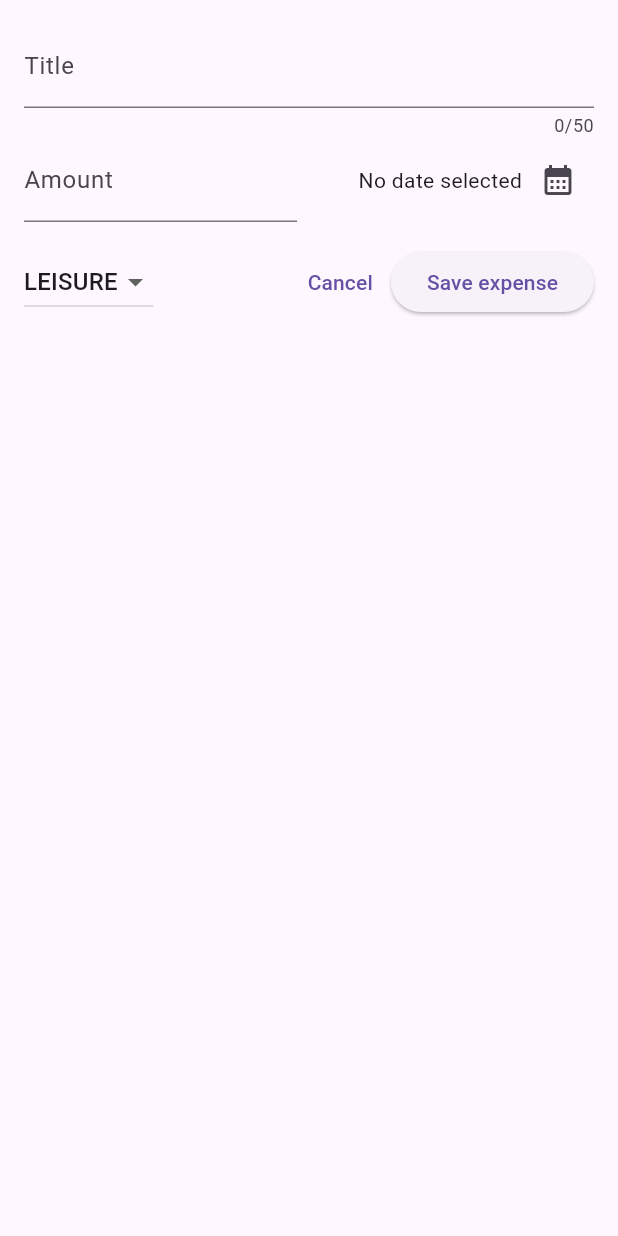
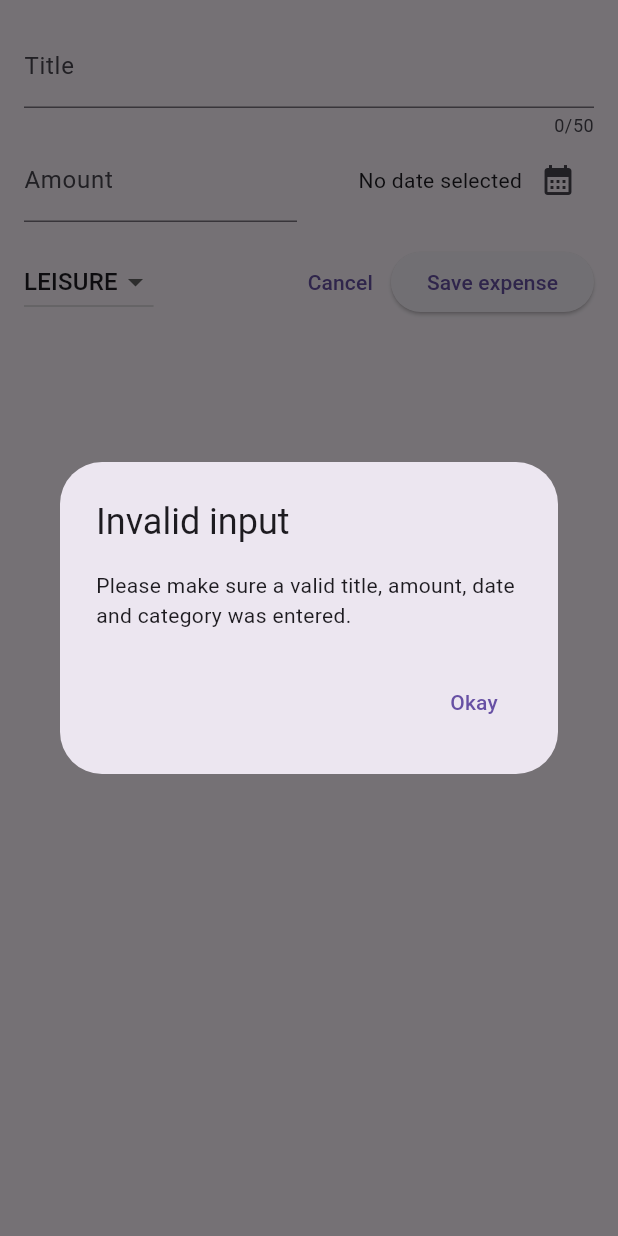
Before and after one commit to deepBn/expense_tracker, a Flutter app: the NewExpense widget shown alone on an empty page, opened directly, after a tap on "Save expense", on a phone screen of 412 x 824 dp. Run offline on Flutter 3.47's test engine with Material 2 defaults, Android fonts, the phone set to English and light mode, and no system bars.

Commit message:
Validating user inputs

```diff
--- a/lib/widgets/new_expense.dart
+++ b/lib/widgets/new_expense.dart
@@ -32,6 +32,32 @@ class _NewExpenseState extends State<NewExpense> {
     setState(() {
       _selectedDate = pickedDate;
     });
+  }
+
+  void _submitExpenseData() {
+    final enteredAmount = double.tryParse(_amountController.text);
+    final amountIsInvalid = enteredAmount == null || enteredAmount <= 0;
+    if (_titleController.text.trim().isEmpty ||
+        amountIsInvalid ||
+        _selectedDate == null) {
+      showDialog(
+        context: context,
+        builder: (ctx) => AlertDialog(
+          title: const Text('Invalid input'),
+          content: const Text(
+              'Please make sure a valid title, amount, date and category was entered.'),
+          actions: [
+            TextButton(
+              onPressed: () {
+                Navigator.pop(ctx);
+              },
+              child: const Text('Okay'),
+            ),
+          ],
+        ),
+      );
+      return;
+    }
   }
 
   @override
@@ -122,10 +148,7 @@ class _NewExpenseState extends State<NewExpense> {
                 child: const Text('Cancel'),
               ),
               ElevatedButton(
-                onPressed: () {
-                  print(_titleController.text);
-                  print(_amountController.text);
-                },
+                onPressed: _submitExpenseData,
                 child: const Text("Save expense"),
               )
             ],
```
